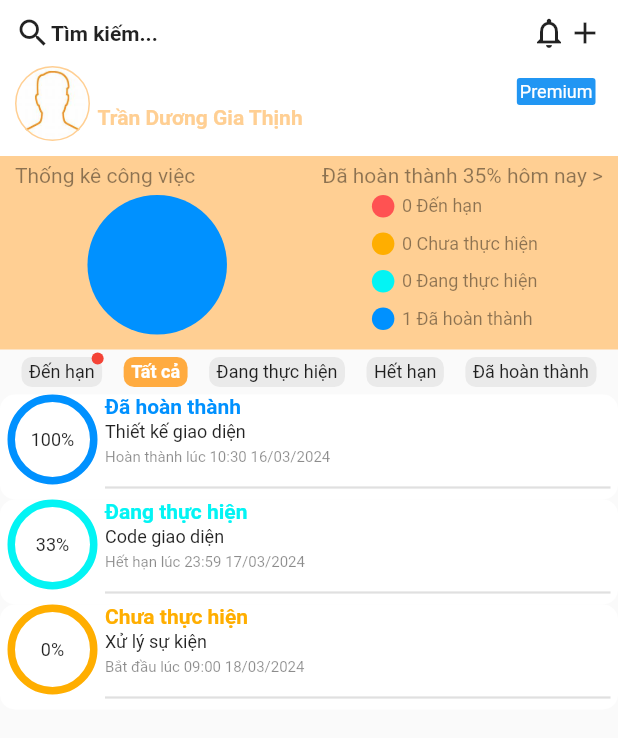
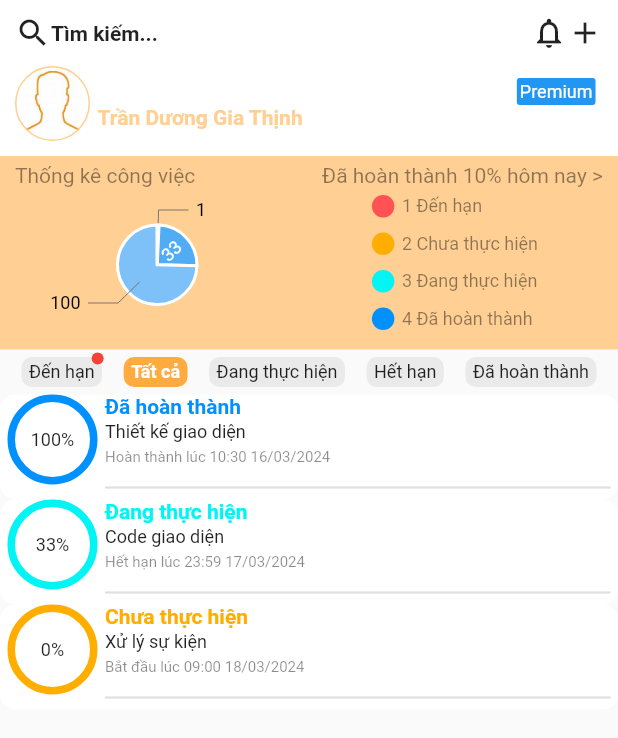
Before and after one commit to TranDuongGiaThinh/TaskManager, a Flutter app: the screen it shows after launch, on a phone screen of 412 x 824 dp. Shown: the top 738 px of the screen. Run offline on Flutter 3.47's test engine with Material 2 defaults, Android fonts, the phone set to English and light mode, and no system bars; our stand-ins replace charts_flutter.

Commit message:
add charts

```diff
--- a/lib/main.dart
+++ b/lib/main.dart
@@ -1,8 +1,6 @@
 import 'package:flutter/material.dart';
 import 'package:task_manager/info_app/my_constants.dart';
-import 'package:task_manager/models/task_model.dart';
 import 'package:task_manager/views/home/home_screen.dart';
-import 'package:task_manager/views/task_detail/task_detail_screen.dart';
 
 void main() {
   runApp(const MyApp());
--- a/lib/views/home/dashboard.dart
+++ b/lib/views/home/dashboard.dart
@@ -1,7 +1,10 @@
 import 'package:flutter/material.dart';
 import 'package:task_manager/info_app/my_colors.dart';
 import 'package:task_manager/info_app/my_constants.dart';
+import 'package:task_manager/models/task_model.dart';
 import 'package:task_manager/views/home/note.dart';
+// ignore: depend_on_referenced_packages
+import 'package:charts_flutter/flutter.dart' as charts;
 
 class DashBoard extends StatefulWidget {
   const DashBoard({super.key});
@@ -11,7 +14,74 @@ class DashBoard extends StatefulWidget {
 }
 
 class _DashBoardState extends State<DashBoard> {
-  int progress = 35;
+  List<charts.Series<Task, String>> seriesPieData = [];
+
+  int getProgressToday() {
+    return 10;
+  }
+
+  int countDueTask() {
+    return 1;
+  }
+
+  int countNotYetDoneTask() {
+    return 2;
+  }
+
+  int countInProgressTask() {
+    return 3;
+  }
+
+  int countCompletedTask() {
+    return 4;
+  }
+
+  @override
+  void initState() {
+    super.initState();
+    _generateData();
+  }
+
+  void _generateData() {
+    var data = [
+      Task(id: 1, idUser: 1, name: MyConstants.due, progress: countDueTask()),
+      Task(
+        id: 2,
+        idUser: 1,
+        name: "Code giao diện",
+        progress: 33,
+        startDate: DateTime(2024, 03, 15, 9, 0),
+        deadline: DateTime(2024, 03, 17, 23, 59),
+      ),
+      Task(
+        id: 1,
+        idUser: 1,
+        name: "Thiết kế giao diện",
+        progress: 100,
+        startDate: DateTime(2024, 03, 15, 9, 0),
+        deadline: DateTime(2024, 03, 17, 23, 59),
+        completionDate: DateTime(2024, 03, 16, 10, 30),
+      ),
+      Task(
+        id: 3,
+        idUser: 1,
+        name: "Xử lý sự kiện",
+        progress: 0,
+        startDate: DateTime(2024, 03, 18, 9, 0),
+        deadline: DateTime(2024, 03, 19, 23, 59),
+      ),
+    ];
+
+    seriesPieData.add(
+      charts.Series(
+        data: data,
+        domainFn: (Task task, _) => task.name,
+        measureFn: (Task task, _) => task.progress,
+        id: 'Tasks',
+        labelAccessorFn: (Task task, _) => '${task.progress}',
+      ),
+    );
+  }
 
   @override
   Widget build(BuildContext context) {
@@ -36,7 +106,7 @@ class _DashBoardState extends State<DashBoard> {
                 //todo
               },
               child: Text(
-                "${MyConstants.completed} $progress% ${MyConstants.today.toLowerCase()} >",
+                "${MyConstants.completed} ${getProgressToday()}% ${MyConstants.today.toLowerCase()} >",
                 style: const TextStyle(
                   fontFamily: MyConstants.appFont,
                   fontSize: MyConstants.largeFontSize,
@@ -50,37 +120,47 @@ class _DashBoardState extends State<DashBoard> {
           crossAxisAlignment: CrossAxisAlignment.start,
           mainAxisAlignment: MainAxisAlignment.spaceAround,
           children: [
+            //biểu đồ tròn
             Container(
               margin: const EdgeInsets.all(5),
               height: MyConstants.chartSize,
               width: MyConstants.chartSize,
-              decoration: const BoxDecoration(
-                shape: BoxShape.circle,
-                color: MyColors.completed,
+              child: charts.PieChart(
+                seriesPieData,
+                animate: true,
+                animationDuration: const Duration(milliseconds: 500),
+                defaultRenderer: charts.ArcRendererConfig(
+                  arcWidth: 60,
+                  arcRendererDecorators: [
+                    charts.ArcLabelDecorator(
+                      labelPosition: charts.ArcLabelPosition.auto,
+                    ),
+                  ],
+                ),
               ),
             ),
             Column(
               mainAxisAlignment: MainAxisAlignment.start,
               crossAxisAlignment: CrossAxisAlignment.start,
-              children: const [
+              children: [
                 Note(
                   color: MyColors.due,
-                  count: 0,
+                  count: countDueTask(),
                   description: MyConstants.due,
                 ),
                 Note(
                   color: MyColors.notYetDone,
-                  count: 0,
+                  count: countNotYetDoneTask(),
                   description: MyConstants.notYetDone,
                 ),
                 Note(
                   color: MyColors.inProgress,
-                  count: 0,
+                  count: countInProgressTask(),
                   description: MyConstants.inProgress,
                 ),
                 Note(
                   color: MyColors.completed,
-                  count: 1,
+                  count: countCompletedTask(),
                   description: MyConstants.completed,
                 ),
               ],
--- a/lib/views/home/task_list.dart
+++ b/lib/views/home/task_list.dart
@@ -29,18 +29,17 @@ class _TaskListState extends State<TaskList> {
         ),
         TaskCard(
           task: Task(
-            id: 1,
+            id: 2,
             idUser: 1,
             name: "Code giao diện",
             progress: 33,
             startDate: DateTime(2024, 03, 15, 9, 0),
             deadline: DateTime(2024, 03, 17, 23, 59),
-            completionDate: DateTime(2024, 03, 16, 10, 30),
           ),
         ),
         TaskCard(
           task: Task(
-            id: 1,
+            id: 3,
             idUser: 1,
             name: "Xử lý sự kiện",
             progress: 0,
--- a/pubspec.yaml
+++ b/pubspec.yaml
@@ -45,8 +45,9 @@ dev_dependencies:
   # activated in the `analysis_options.yaml` file located at the root of your
   # package. See that file for information about deactivating specific lint
   # rules and activating additional ones.
-  flutter_lints: ^2.0.0
-  intl: ^0.17.0
+  flutter_lints: ^3.0.1
+  intl: ^0.15.2
+  charts_flutter: ^0.12.0
 
 # For information on the generic Dart part of this file, see the
 # following page: https://dart.dev/tools/pub/pubspec
```
Also changed, not shown: lib/models/charts_model.dart (added, +9 -0 lines), pubspec.lock.
